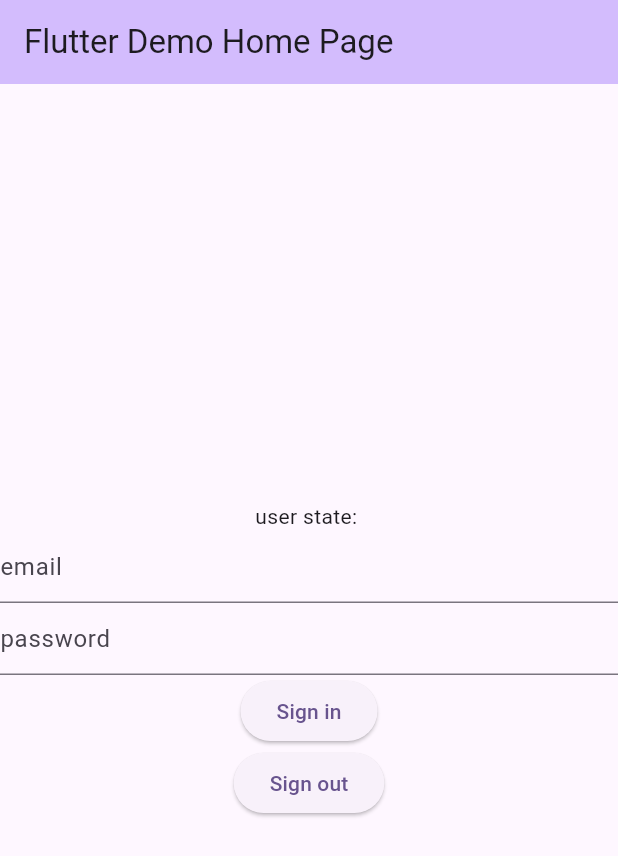
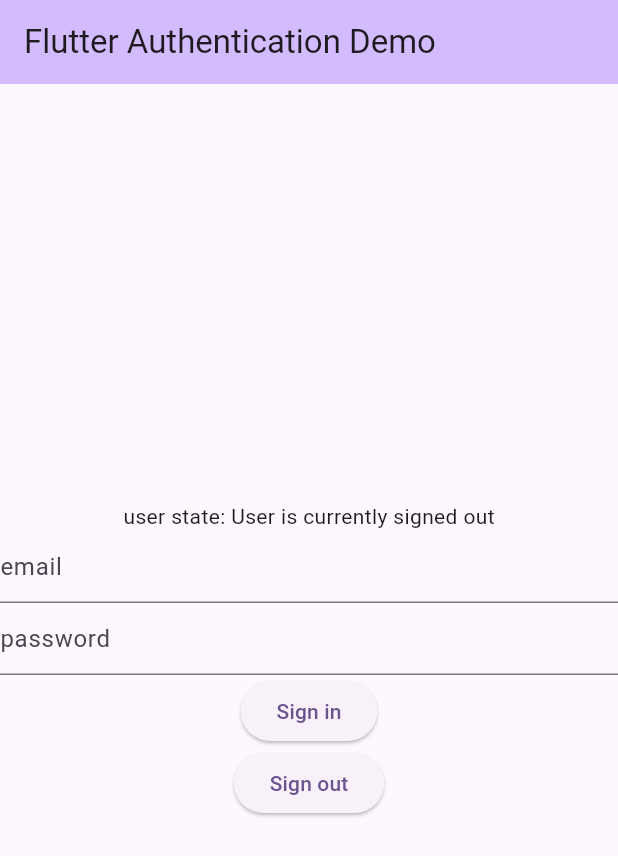
Before and after one commit to siuyin/flutter_authn, a Flutter app: the screen it shows after launch, after a tap on "Sign in", on a phone screen of 412 x 824 dp. Shown: the top 856 px of the screen. Run offline on Flutter 3.47's test engine with Material 3 defaults, Android fonts, the phone set to English and light mode, and no system bars; our stand-ins replace firebase_auth, firebase_core; accounts and stored records are empty; network calls fail.

Commit message:
feat: improve user interface

```diff
--- a/lib/main.dart
+++ b/lib/main.dart
@@ -18,7 +18,7 @@
   @override
   Widget build(BuildContext context) {
     return MaterialApp(
-      title: 'Flutter Demo',
+      title: 'Flutter Authentication',
       theme: ThemeData(
         // This is the theme of your application.
         //
@@ -38,7 +38,7 @@
         colorScheme: ColorScheme.fromSeed(seedColor: Colors.deepPurple),
         useMaterial3: true,
       ),
-      home: const MyHomePage(title: 'Flutter Demo Home Page'),
+      home: const MyHomePage(title: 'Flutter Authentication Demo'),
     );
   }
 }
@@ -70,14 +70,11 @@
   void initState() {
     FirebaseAuth.instance.authStateChanges().listen((User? user) {
       if (user == null) {
-        debugPrint('User is currently signed out!');
         setState(() {
-          _userState = "";
+          _userState = 'User is currently signed out';
         });
         return;
       }
-      debugPrint('User is signed in!');
-      debugPrint('user id: ${user.uid}, email: ${user.providerData[0].email}');
       setState(() {
         _userState =
             'user id: ${user.uid}, email: ${user.providerData[0].email}';
@@ -93,9 +90,13 @@
           email: emailController.text, password: passwordController.text);
     } on FirebaseAuthException catch (e) {
       if (e.code == 'user-not-found') {
-        debugPrint('No user found for that email.');
+        setState(() {
+          _userState = 'No user found for that email.';
+        });
       } else if (e.code == 'wrong-password') {
-        debugPrint('Wrong password provided for that user.');
+        setState(() {
+          _userState = 'Wrong password provided for that user.';
+        });
       }
     }
   }
```
